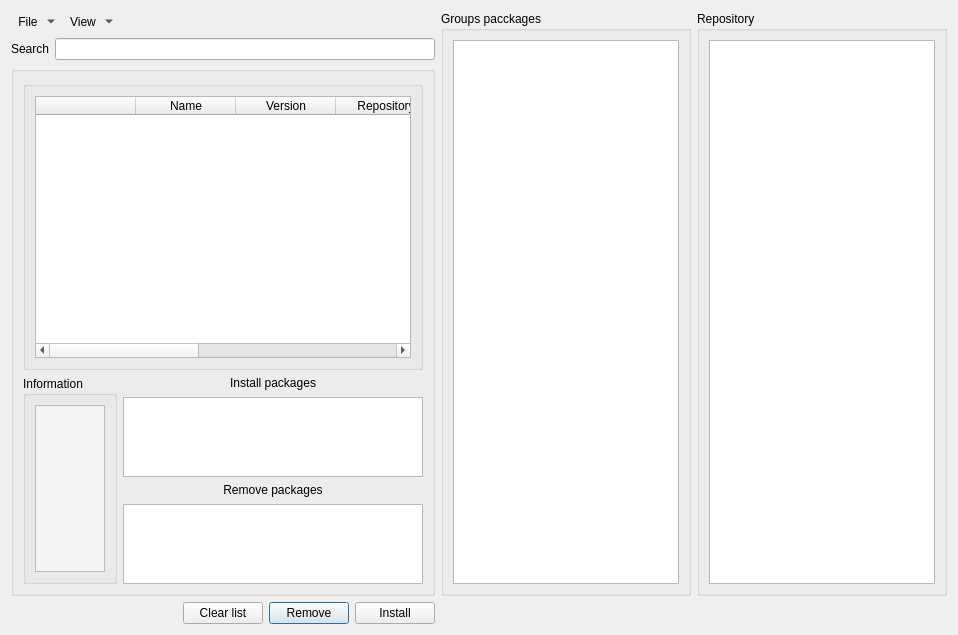
Above: src/gui/InstallPackages.ui from kratos83/CondresControlCenter before the change. Below: the same form after it.
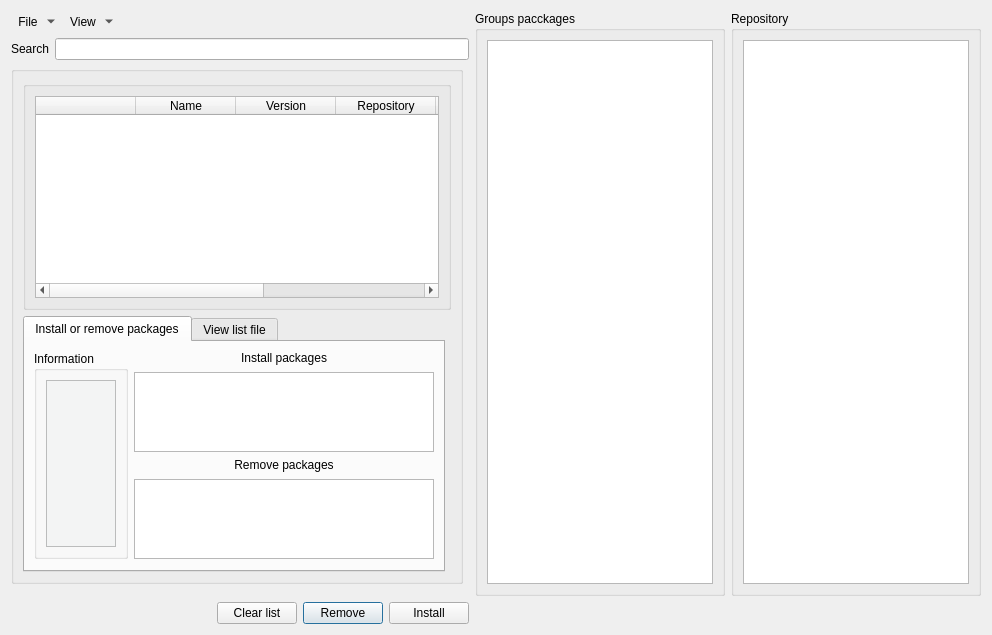
That is the form after the change. Icons and pictures are not drawn.

Diff of the .ui file:
```diff
--- a/src/gui/InstallPackages.ui
+++ b/src/gui/InstallPackages.ui
@@ -6,7 +6,7 @@
    <rect>
     <x>0</x>
     <y>0</y>
-    <width>946</width>
+    <width>978</width>
     <height>635</height>
    </rect>
   </property>
@@ -14,29 +14,168 @@
    <string>Dialog</string>
   </property>
   <layout class="QGridLayout" name="gridLayout_3">
-   <item row="2" column="0" rowspan="2" colspan="2">
+   <item row="1" column="0" colspan="2">
+    <layout class="QHBoxLayout" name="horizontalLayout_5">
+     <item>
+      <widget class="QLabel" name="label">
+       <property name="text">
+        <string>Search</string>
+       </property>
+      </widget>
+     </item>
+     <item>
+      <widget class="QLineEdit" name="cerca_line"/>
+     </item>
+    </layout>
+   </item>
+   <item row="0" column="3" rowspan="5">
+    <widget class="QGroupBox" name="groupBoxRepo">
+     <property name="minimumSize">
+      <size>
+       <width>250</width>
+       <height>0</height>
+      </size>
+     </property>
+     <property name="maximumSize">
+      <size>
+       <width>250</width>
+       <height>16777215</height>
+      </size>
+     </property>
+     <property name="title">
+      <string>Repository</string>
+     </property>
+     <layout class="QGridLayout" name="gridLayout_8">
+      <item row="0" column="0">
+       <widget class="QListWidget" name="listWidgetRepo"/>
+      </item>
+     </layout>
+    </widget>
+   </item>
+   <item row="0" column="2" rowspan="5">
+    <widget class="QGroupBox" name="groupBoxPackages">
+     <property name="minimumSize">
+      <size>
+       <width>250</width>
+       <height>0</height>
+      </size>
+     </property>
+     <property name="maximumSize">
+      <size>
+       <width>250</width>
+       <height>16777215</height>
+      </size>
+     </property>
+     <property name="title">
+      <string>Groups pacckages</string>
+     </property>
+     <layout class="QGridLayout" name="gridLayout_7">
+      <item row="0" column="0">
+       <widget class="QListWidget" name="listWidgetPackages"/>
+      </item>
+     </layout>
+    </widget>
+   </item>
+   <item row="0" column="0" colspan="2">
+    <layout class="QGridLayout" name="gridLayout_6">
+     <item row="0" column="3">
+      <spacer name="horizontalSpacer_2">
+       <property name="orientation">
+        <enum>Qt::Horizontal</enum>
+       </property>
+       <property name="sizeHint" stdset="0">
+        <size>
+         <width>40</width>
+         <height>20</height>
+        </size>
+       </property>
+      </spacer>
+     </item>
+     <item row="0" column="1">
+      <widget class="QToolButton" name="menuGroup">
+       <property name="text">
+        <string>View</string>
+       </property>
+       <property name="popupMode">
+        <enum>QToolButton::MenuButtonPopup</enum>
+       </property>
+       <property name="autoRaise">
+        <bool>true</bool>
+       </property>
+      </widget>
+     </item>
+     <item row="0" column="0">
+      <widget class="QToolButton" name="menuFile">
+       <property name="text">
+        <string>File</string>
+       </property>
+       <property name="popupMode">
+        <enum>QToolButton::MenuButtonPopup</enum>
+       </property>
+       <property name="autoRaise">
+        <bool>true</bool>
+       </property>
+      </widget>
+     </item>
+    </layout>
+   </item>
+   <item row="5" column="0" colspan="2">
+    <layout class="QGridLayout" name="gridLayout">
+     <item row="0" column="2">
+      <widget class="QPushButton" name="remove">
+       <property name="text">
+        <string>Remove</string>
+       </property>
+       <property name="icon">
+        <iconset resource="../images.qrc">
+         <normaloff>:/images/remove.png</normaloff>:/images/remove.png</iconset>
+       </property>
+      </widget>
+     </item>
+     <item row="0" column="0">
+      <spacer name="horizontalSpacer">
+       <property name="orientation">
+        <enum>Qt::Horizontal</enum>
+       </property>
+       <property name="sizeHint" stdset="0">
+        <size>
+         <width>40</width>
+         <height>20</height>
+        </size>
+       </property>
+      </spacer>
+     </item>
+     <item row="0" column="3">
+      <widget class="QPushButton" name="applica">
+       <property name="text">
+        <string>Install</string>
+       </property>
+       <property name="icon">
+        <iconset resource="../images.qrc">
+         <normaloff>:/images/install.png</normaloff>:/images/install.png</iconset>
+       </property>
+      </widget>
+     </item>
+     <item row="0" column="1">
+      <widget class="QPushButton" name="pul_list">
+       <property name="text">
+        <string>Clear list</string>
+       </property>
+       <property name="icon">
+        <iconset resource="../images.qrc">
+         <normaloff>:/images/trash.png</normaloff>:/images/trash.png</iconset>
+       </property>
+      </widget>
+     </item>
+    </layout>
+   </item>
+   <item row="2" column="0">
     <widget class="QGroupBox" name="groupBox">
      <property name="title">
       <string/>
      </property>
      <layout class="QGridLayout" name="gridLayout_2">
-      <item row="5" column="2">
-       <widget class="QTextEdit" name="textEditRemove">
-        <property name="minimumSize">
-         <size>
-          <width>300</width>
-          <height>80</height>
-         </size>
-        </property>
-        <property name="maximumSize">
-         <size>
-          <width>300</width>
-          <height>80</height>
-         </size>
-        </property>
-       </widget>
-      </item>
-      <item row="1" column="0" colspan="3">
+      <item row="1" column="0" colspan="2">
        <widget class="QGroupBox" name="groupBox">
         <layout class="QGridLayout" name="gridLayout_4">
          <item row="0" column="0">
@@ -84,7 +223,17 @@
         </layout>
        </widget>
       </item>
-      <item row="2" column="0" rowspan="4" colspan="2">
+      <item row="2" column="0">
+       <widget class="QTabWidget" name="tabWidget">
+        <property name="currentIndex">
+         <number>0</number>
+        </property>
+        <widget class="QWidget" name="tab">
+         <attribute name="title">
+          <string>Install or remove packages</string>
+         </attribute>
+         <layout class="QGridLayout" name="gridLayout_9">
+          <item row="0" column="0" rowspan="4">
        <widget class="QGroupBox" name="groupBox_2">
         <property name="title">
          <string>Information</string>
@@ -100,7 +249,7 @@
         </layout>
        </widget>
       </item>
-      <item row="2" column="2">
+          <item row="0" column="1">
        <widget class="QLabel" name="label_2">
         <property name="minimumSize">
          <size>
@@ -119,7 +268,7 @@
         </property>
        </widget>
       </item>
-      <item row="3" column="2">
+          <item row="1" column="1">
        <widget class="QTextEdit" name="textEdit">
         <property name="minimumSize">
          <size>
@@ -138,7 +287,7 @@
         </property>
        </widget>
       </item>
-      <item row="4" column="2">
+          <item row="2" column="1">
        <widget class="QLabel" name="label_3">
         <property name="minimumSize">
          <size>
@@ -157,101 +306,29 @@
         </property>
        </widget>
       </item>
-     </layout>
-    </widget>
-   </item>
-   <item row="4" column="0" colspan="2">
-    <layout class="QGridLayout" name="gridLayout">
-     <item row="0" column="2">
-      <widget class="QPushButton" name="remove">
-       <property name="text">
-        <string>Remove</string>
-       </property>
-       <property name="icon">
-        <iconset resource="../images.qrc">
-         <normaloff>:/images/remove.png</normaloff>:/images/remove.png</iconset>
-       </property>
-      </widget>
-     </item>
-     <item row="0" column="0">
-      <spacer name="horizontalSpacer">
-       <property name="orientation">
-        <enum>Qt::Horizontal</enum>
-       </property>
-       <property name="sizeHint" stdset="0">
+          <item row="3" column="1">
+           <widget class="QTextEdit" name="textEditRemove">
+            <property name="minimumSize">
         <size>
-         <width>40</width>
-         <height>20</height>
-        </size>
-       </property>
-      </spacer>
-     </item>
-     <item row="0" column="3">
-      <widget class="QPushButton" name="applica">
-       <property name="text">
-        <string>Install</string>
-       </property>
-       <property name="icon">
-        <iconset resource="../images.qrc">
-         <normaloff>:/images/install.png</normaloff>:/images/install.png</iconset>
-       </property>
-      </widget>
-     </item>
-     <item row="0" column="1">
-      <widget class="QPushButton" name="pul_list">
-       <property name="text">
-        <string>Clear list</string>
-       </property>
-       <property name="icon">
-        <iconset resource="../images.qrc">
-         <normaloff>:/images/trash.png</normaloff>:/images/trash.png</iconset>
-       </property>
-      </widget>
-     </item>
-    </layout>
-   </item>
-   <item row="1" column="0" colspan="2">
-    <layout class="QHBoxLayout" name="horizontalLayout_5">
-     <item>
-      <widget class="QLabel" name="label">
-       <property name="text">
-        <string>Search</string>
-       </property>
-      </widget>
-     </item>
-     <item>
-      <widget class="QLineEdit" name="cerca_line"/>
-     </item>
-    </layout>
-   </item>
-   <item row="0" column="0" colspan="2">
-    <layout class="QGridLayout" name="gridLayout_6">
-     <item row="0" column="3">
-      <spacer name="horizontalSpacer_2">
-       <property name="orientation">
-        <enum>Qt::Horizontal</enum>
-       </property>
-       <property name="sizeHint" stdset="0">
+              <width>300</width>
+              <height>80</height>
+             </size>
+            </property>
+            <property name="maximumSize">
         <size>
-         <width>40</width>
-         <height>20</height>
-        </size>
-       </property>
-      </spacer>
-     </item>
-     <item row="0" column="1">
-      <widget class="QToolButton" name="menuGroup">
-       <property name="text">
-        <string>View</string>
-       </property>
-       <property name="popupMode">
-        <enum>QToolButton::MenuButtonPopup</enum>
-       </property>
-       <property name="autoRaise">
-        <bool>true</bool>
-       </property>
-      </widget>
-     </item>
+              <width>300</width>
+              <height>80</height>
+             </size>
+            </property>
+           </widget>
+          </item>
+         </layout>
+        </widget>
+        <widget class="QWidget" name="tab_2">
+         <attribute name="title">
+          <string>View list file</string>
+         </attribute>
+         <layout class="QGridLayout" name="gridLayout_10">
      <item row="0" column="0">
       <widget class="QToolButton" name="menuFile">
        <property name="text">
@@ -266,51 +343,8 @@
       </widget>
      </item>
     </layout>
-   </item>
-   <item row="0" column="3" rowspan="4">
-    <widget class="QGroupBox" name="groupBoxRepo">
-     <property name="minimumSize">
-      <size>
-       <width>250</width>
-       <height>0</height>
-      </size>
-     </property>
-     <property name="maximumSize">
-      <size>
-       <width>250</width>
-       <height>16777215</height>
-      </size>
-     </property>
-     <property name="title">
-      <string>Repository</string>
-     </property>
-     <layout class="QGridLayout" name="gridLayout_8">
-      <item row="0" column="0">
-       <widget class="QListWidget" name="listWidgetRepo"/>
-      </item>
-     </layout>
-    </widget>
-   </item>
-   <item row="0" column="2" rowspan="4">
-    <widget class="QGroupBox" name="groupBoxPackages">
-     <property name="minimumSize">
-      <size>
-       <width>250</width>
-       <height>0</height>
-      </size>
-     </property>
-     <property name="maximumSize">
-      <size>
-       <width>250</width>
-       <height>16777215</height>
-      </size>
-     </property>
-     <property name="title">
-      <string>Groups pacckages</string>
-     </property>
-     <layout class="QGridLayout" name="gridLayout_7">
-      <item row="0" column="0">
-       <widget class="QListWidget" name="listWidgetPackages"/>
+        </widget>
+       </widget>
       </item>
      </layout>
     </widget>
```
Left out of the diff: 17 changed lines with no effect on the pictures. Lines whose indentation alone changed are shown as unchanged.
